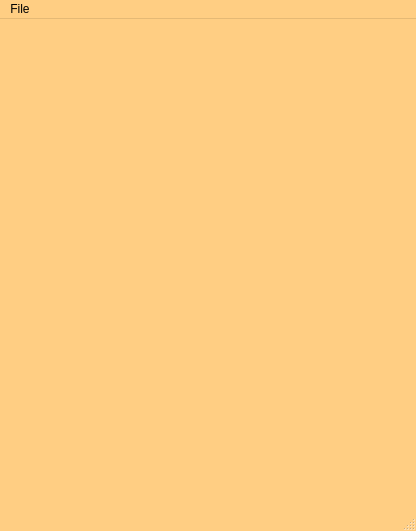
The window that mainwindow.ui (Technohamster-py/dm-assist) describes before a commit, drawn with Qt 5.
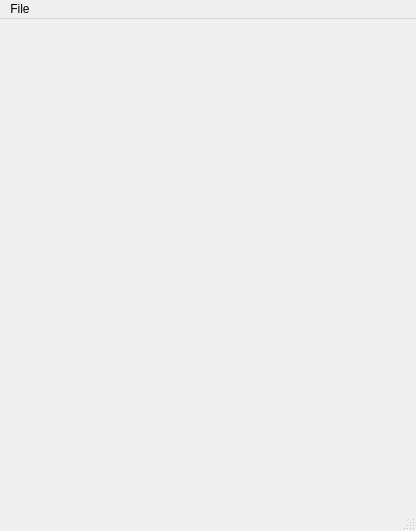
The same window after the commit.

Commit message: Удален желтый цвет фона

The edit to the form file:
```diff
--- a/mainwindow.ui
+++ b/mainwindow.ui
@@ -10,448 +10,6 @@
     <height>531</height>
    </rect>
   </property>
-  <property name="palette">
-   <palette>
-    <active>
-     <colorrole role="WindowText">
-      <brush brushstyle="SolidPattern">
-       <color alpha="255">
-        <red>0</red>
-        <green>0</green>
-        <blue>0</blue>
-       </color>
-      </brush>
-     </colorrole>
-     <colorrole role="Button">
-      <brush brushstyle="SolidPattern">
-       <color alpha="255">
-        <red>255</red>
-        <green>206</green>
-        <blue>131</blue>
-       </color>
-      </brush>
-     </colorrole>
-     <colorrole role="Light">
-      <brush brushstyle="SolidPattern">
-       <color alpha="255">
-        <red>255</red>
-        <green>255</green>
-        <blue>255</blue>
-       </color>
-      </brush>
-     </colorrole>
-     <colorrole role="Midlight">
-      <brush brushstyle="SolidPattern">
-       <color alpha="255">
-        <red>255</red>
-        <green>230</green>
-        <blue>193</blue>
-       </color>
-      </brush>
-     </colorrole>
-     <colorrole role="Dark">
-      <brush brushstyle="SolidPattern">
-       <color alpha="255">
-        <red>127</red>
-        <green>103</green>
-        <blue>65</blue>
-       </color>
-      </brush>
-     </colorrole>
-     <colorrole role="Mid">
-      <brush brushstyle="SolidPattern">
-       <color alpha="255">
-        <red>170</red>
-        <green>138</green>
-        <blue>87</blue>
-       </color>
-      </brush>
-     </colorrole>
-     <colorrole role="Text">
-      <brush brushstyle="SolidPattern">
-       <color alpha="255">
-        <red>0</red>
-        <green>0</green>
-        <blue>0</blue>
-       </color>
-      </brush>
-     </colorrole>
-     <colorrole role="BrightText">
-      <brush brushstyle="SolidPattern">
-       <color alpha="255">
-        <red>255</red>
-        <green>255</green>
-        <blue>255</blue>
-       </color>
-      </brush>
-     </colorrole>
-     <colorrole role="ButtonText">
-      <brush brushstyle="SolidPattern">
-       <color alpha="255">
-        <red>0</red>
-        <green>0</green>
-        <blue>0</blue>
-       </color>
-      </brush>
-     </colorrole>
-     <colorrole role="Base">
-      <brush brushstyle="SolidPattern">
-       <color alpha="255">
-        <red>255</red>
-        <green>255</green>
-        <blue>255</blue>
-       </color>
-      </brush>
-     </colorrole>
-     <colorrole role="Window">
-      <brush brushstyle="SolidPattern">
-       <color alpha="255">
-        <red>255</red>
-        <green>206</green>
-        <blue>131</blue>
-       </color>
-      </brush>
-     </colorrole>
-     <colorrole role="Shadow">
-      <brush brushstyle="SolidPattern">
-       <color alpha="255">
-        <red>0</red>
-        <green>0</green>
-        <blue>0</blue>
-       </color>
-      </brush>
-     </colorrole>
-     <colorrole role="AlternateBase">
-      <brush brushstyle="SolidPattern">
-       <color alpha="255">
-        <red>255</red>
-        <green>230</green>
-        <blue>193</blue>
-       </color>
-      </brush>
-     </colorrole>
-     <colorrole role="ToolTipBase">
-      <brush brushstyle="SolidPattern">
-       <color alpha="255">
-        <red>255</red>
-        <green>255</green>
-        <blue>220</blue>
-       </color>
-      </brush>
-     </colorrole>
-     <colorrole role="ToolTipText">
-      <brush brushstyle="SolidPattern">
-       <color alpha="255">
-        <red>0</red>
-        <green>0</green>
-        <blue>0</blue>
-       </color>
-      </brush>
-     </colorrole>
-     <colorrole role="PlaceholderText">
-      <brush brushstyle="SolidPattern">
-       <color alpha="128">
-        <red>0</red>
-        <green>0</green>
-        <blue>0</blue>
-       </color>
-      </brush>
-     </colorrole>
-    </active>
-    <inactive>
-     <colorrole role="WindowText">
-      <brush brushstyle="SolidPattern">
-       <color alpha="255">
-        <red>0</red>
-        <green>0</green>
-        <blue>0</blue>
-       </color>
-      </brush>
-     </colorrole>
-     <colorrole role="Button">
-      <brush brushstyle="SolidPattern">
-       <color alpha="255">
-        <red>255</red>
-        <green>206</green>
-        <blue>131</blue>
-       </color>
-      </brush>
-     </colorrole>
-     <colorrole role="Light">
-      <brush brushstyle="SolidPattern">
-       <color alpha="255">
-        <red>255</red>
-        <green>255</green>
-        <blue>255</blue>
-       </color>
-      </brush>
-     </colorrole>
-     <colorrole role="Midlight">
-      <brush brushstyle="SolidPattern">
-       <color alpha="255">
-        <red>255</red>
-        <green>230</green>
-        <blue>193</blue>
-       </color>
-      </brush>
-     </colorrole>
-     <colorrole role="Dark">
-      <brush brushstyle="SolidPattern">
-       <color alpha="255">
-        <red>127</red>
-        <green>103</green>
-        <blue>65</blue>
-       </color>
-      </brush>
-     </colorrole>
-     <colorrole role="Mid">
-      <brush brushstyle="SolidPattern">
-       <color alpha="255">
-        <red>170</red>
-        <green>138</green>
-        <blue>87</blue>
-       </color>
-      </brush>
-     </colorrole>
-     <colorrole role="Text">
-      <brush brushstyle="SolidPattern">
-       <color alpha="255">
-        <red>0</red>
-        <green>0</green>
-        <blue>0</blue>
-       </color>
-      </brush>
-     </colorrole>
-     <colorrole role="BrightText">
-      <brush brushstyle="SolidPattern">
-       <color alpha="255">
-        <red>255</red>
-        <green>255</green>
-        <blue>255</blue>
-       </color>
-      </brush>
-     </colorrole>
-     <colorrole role="ButtonText">
-      <brush brushstyle="SolidPattern">
-       <color alpha="255">
-        <red>0</red>
-        <green>0</green>
-        <blue>0</blue>
-       </color>
-      </brush>
-     </colorrole>
-     <colorrole role="Base">
-      <brush brushstyle="SolidPattern">
-       <color alpha="255">
-        <red>255</red>
-        <green>255</green>
-        <blue>255</blue>
-       </color>
-      </brush>
-     </colorrole>
-     <colorrole role="Window">
-      <brush brushstyle="SolidPattern">
-       <color alpha="255">
-        <red>255</red>
-        <green>206</green>
-        <blue>131</blue>
-       </color>
-      </brush>
-     </colorrole>
-     <colorrole role="Shadow">
-      <brush brushstyle="SolidPattern">
-       <color alpha="255">
-        <red>0</red>
-        <green>0</green>
-        <blue>0</blue>
-       </color>
-      </brush>
-     </colorrole>
-     <colorrole role="AlternateBase">
-      <brush brushstyle="SolidPattern">
-       <color alpha="255">
-        <red>255</red>
-        <green>230</green>
-        <blue>193</blue>
-       </color>
-      </brush>
-     </colorrole>
-     <colorrole role="ToolTipBase">
-      <brush brushstyle="SolidPattern">
-       <color alpha="255">
-        <red>255</red>
-        <green>255</green>
-        <blue>220</blue>
-       </color>
-      </brush>
-     </colorrole>
-     <colorrole role="ToolTipText">
-      <brush brushstyle="SolidPattern">
-       <color alpha="255">
-        <red>0</red>
-        <green>0</green>
-        <blue>0</blue>
-       </color>
-      </brush>
-     </colorrole>
-     <colorrole role="PlaceholderText">
-      <brush brushstyle="SolidPattern">
-       <color alpha="128">
-        <red>0</red>
-        <green>0</green>
-        <blue>0</blue>
-       </color>
-      </brush>
-     </colorrole>
-    </inactive>
-    <disabled>
-     <colorrole role="WindowText">
-      <brush brushstyle="SolidPattern">
-       <color alpha="255">
-        <red>127</red>
-        <green>103</green>
-        <blue>65</blue>
-       </color>
-      </brush>
-     </colorrole>
-     <colorrole role="Button">
-      <brush brushstyle="SolidPattern">
-       <color alpha="255">
-        <red>255</red>
-        <green>206</green>
-        <blue>131</blue>
-       </color>
-      </brush>
-     </colorrole>
-     <colorrole role="Light">
-      <brush brushstyle="SolidPattern">
-       <color alpha="255">
-        <red>255</red>
-        <green>255</green>
-        <blue>255</blue>
-       </color>
-      </brush>
-     </colorrole>
-     <colorrole role="Midlight">
-      <brush brushstyle="SolidPattern">
-       <color alpha="255">
-        <red>255</red>
-        <green>230</green>
-        <blue>193</blue>
-       </color>
-      </brush>
-     </colorrole>
-     <colorrole role="Dark">
-      <brush brushstyle="SolidPattern">
-       <color alpha="255">
-        <red>127</red>
-        <green>103</green>
-        <blue>65</blue>
-       </color>
-      </brush>
-     </colorrole>
-     <colorrole role="Mid">
-      <brush brushstyle="SolidPattern">
-       <color alpha="255">
-        <red>170</red>
-        <green>138</green>
-        <blue>87</blue>
-       </color>
-      </brush>
-     </colorrole>
-     <colorrole role="Text">
-      <brush brushstyle="SolidPattern">
-       <color alpha="255">
-        <red>127</red>
-        <green>103</green>
-        <blue>65</blue>
-       </color>
-      </brush>
-     </colorrole>
-     <colorrole role="BrightText">
-      <brush brushstyle="SolidPattern">
-       <color alpha="255">
-        <red>255</red>
-        <green>255</green>
-        <blue>255</blue>
-       </color>
-      </brush>
-     </colorrole>
-     <colorrole role="ButtonText">
-      <brush brushstyle="SolidPattern">
-       <color alpha="255">
-        <red>127</red>
-        <green>103</green>
-        <blue>65</blue>
-       </color>
-      </brush>
-     </colorrole>
-     <colorrole role="Base">
-      <brush brushstyle="SolidPattern">
-       <color alpha="255">
-        <red>255</red>
-        <green>206</green>
-        <blue>131</blue>
-       </color>
-      </brush>
-     </colorrole>
-     <colorrole role="Window">
-      <brush brushstyle="SolidPattern">
-       <color alpha="255">
-        <red>255</red>
-        <green>206</green>
-        <blue>131</blue>
-       </color>
-      </brush>
-     </colorrole>
-     <colorrole role="Shadow">
-      <brush brushstyle="SolidPattern">
-       <color alpha="255">
-        <red>0</red>
-        <green>0</green>
-        <blue>0</blue>
-       </color>
-      </brush>
-     </colorrole>
-     <colorrole role="AlternateBase">
-      <brush brushstyle="SolidPattern">
-       <color alpha="255">
-        <red>255</red>
-        <green>206</green>
-        <blue>131</blue>
-       </color>
-      </brush>
-     </colorrole>
-     <colorrole role="ToolTipBase">
-      <brush brushstyle="SolidPattern">
-       <color alpha="255">
-        <red>255</red>
-        <green>255</green>
-        <blue>220</blue>
-       </color>
-      </brush>
-     </colorrole>
-     <colorrole role="ToolTipText">
-      <brush brushstyle="SolidPattern">
-       <color alpha="255">
-        <red>0</red>
-        <green>0</green>
-        <blue>0</blue>
-       </color>
-      </brush>
-     </colorrole>
-     <colorrole role="PlaceholderText">
-      <brush brushstyle="SolidPattern">
-       <color alpha="128">
-        <red>0</red>
-        <green>0</green>
-        <blue>0</blue>
-       </color>
-      </brush>
-     </colorrole>
-    </disabled>
-   </palette>
-  </property>
   <property name="windowTitle">
    <string>DM-assist music</string>
   </property>
```
